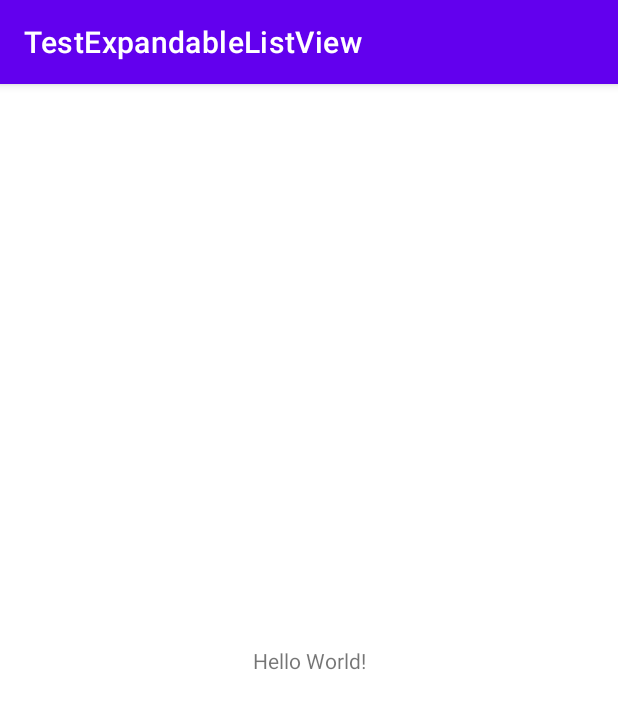
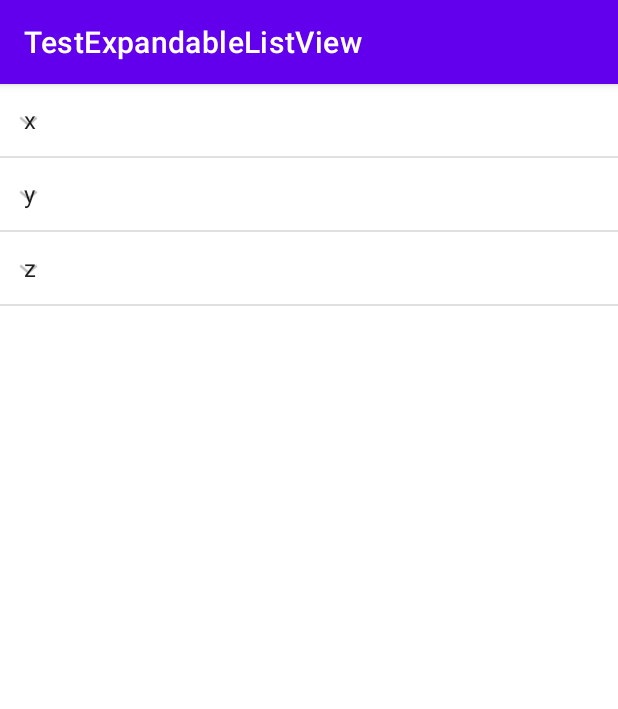
Before and after one commit to srisuk013/TestExpandableListView, an Android app: the screen it shows after launch (MainActivity), on a phone screen of 412 x 824 dp. Shown: the top 709 px of the screen. Run offline under Robolectric (Android 15) with nearby library versions, the phone set to English and light mode, and no system bars.

Commit message:
Initial commit

```diff
--- a/app/build.gradle
+++ b/app/build.gradle
@@ -1,6 +1,7 @@
 plugins {
     id 'com.android.application'
     id 'kotlin-android'
+    id 'kotlin-android-extensions'
 }
 
 android {
@@ -42,4 +43,6 @@ dependencies {
     testImplementation 'junit:junit:4.+'
     androidTestImplementation 'androidx.test.ext:junit:1.1.2'
     androidTestImplementation 'androidx.test.espresso:espresso-core:3.3.0'
+
+    implementation 'com.google.code.gson:gson:2.8.6'
 }
--- /dev/null
+++ b/app/src/main/java/com/srisuk/testexpandablelistview/FriendDetail.kt
@@ -0,0 +1,7 @@
+package com.srisuk.testexpandablelistview
+
+data class FriendDetail(
+    val friendGroupId: Int,
+    val friendDetailId: Int,
+    val friendDetailName: String,
+)
--- /dev/null
+++ b/app/src/main/java/com/srisuk/testexpandablelistview/FriendGroup.kt
@@ -0,0 +1,7 @@
+package com.srisuk.testexpandablelistview
+
+data class FriendGroup(
+    val friendGroupId: Int,
+    val friendGroupName: String,
+    val friendDetails: List<FriendDetail>,
+)
--- a/app/src/main/java/com/srisuk/testexpandablelistview/MainActivity.kt
+++ b/app/src/main/java/com/srisuk/testexpandablelistview/MainActivity.kt
@@ -2,10 +2,57 @@ package com.srisuk.testexpandablelistview
 
 import androidx.appcompat.app.AppCompatActivity
 import android.os.Bundle
+import android.util.Log
+import com.google.gson.Gson
+import kotlinx.android.synthetic.main.activity_main.*
 
 class MainActivity : AppCompatActivity() {
+
     override fun onCreate(savedInstanceState: Bundle?) {
         super.onCreate(savedInstanceState)
         setContentView(R.layout.activity_main)
+
+        val mainAdapter by lazy { MainList() }
+
+        val list = mutableListOf<FriendGroup>()
+        list.add(
+                FriendGroup(
+                        1,
+                        "x",
+                        listOf(
+                                FriendDetail(1, 1, "AAA"),
+                                FriendDetail(1, 2, "BBB"),
+                                FriendDetail(1, 3, "CCC"),
+                        )
+                )
+        )
+        list.add(
+                FriendGroup(
+                        2,
+                        "y",
+                        listOf(
+                                FriendDetail(2, 1, "DDD"),
+                                FriendDetail(2, 2, "EEE"),
+                        )
+                )
+        )
+        list.add(
+                FriendGroup(
+                        3,
+                        "z",
+                        listOf(
+                                FriendDetail(3, 1, "FFF"),
+                        )
+                )
+        )
+
+        val json = Gson().toJson(list)
+        Log.d("###", "onCreate: $json")
+
+        expandableListView.setAdapter(mainAdapter)
+
+        mainAdapter.setList(list)
+
     }
+
 }
--- /dev/null
+++ b/app/src/main/java/com/srisuk/testexpandablelistview/MainList.kt
@@ -0,0 +1,22 @@
+package com.srisuk.testexpandablelistview
+
+import android.view.View
+import android.widget.TextView
+
+class MainList : SimpleExpandableListView<FriendGroup, FriendDetail>() {
+
+    override fun getPropertyDetailList(item: FriendGroup): List<FriendDetail> = item.friendDetails
+
+    override fun onCreateViewHolderMain(): Int = android.R.layout.simple_list_item_1
+
+    override fun View.onBindViewHolderMain(item: FriendGroup) {
+        findViewById<TextView>(android.R.id.text1).text = item.friendGroupName
+    }
+
+    override fun onCreateViewHolderDetail(): Int = android.R.layout.simple_list_item_1
+
+    override fun View.onBindViewHolderDetail(item: FriendDetail) {
+        findViewById<TextView>(android.R.id.text1).text = item.friendDetailName
+    }
+
+}
--- /dev/null
+++ b/app/src/main/java/com/srisuk/testexpandablelistview/SimpleExpandableListView.kt
@@ -0,0 +1,79 @@
+package com.srisuk.testexpandablelistview
+
+import android.view.LayoutInflater
+import android.view.View
+import android.view.ViewGroup
+import android.widget.BaseExpandableListAdapter
+
+abstract class SimpleExpandableListView<MAIN, DETAIL> : BaseExpandableListAdapter() {
+
+    private var list = mutableListOf<MAIN>()
+
+    override fun getGroupCount(): Int {
+        return list.size
+    }
+
+    override fun getChildrenCount(i: Int): Int {
+        return getPropertyDetailList(list[i]).size
+    }
+
+    override fun getGroup(i: Int): MAIN {
+        return list[i]
+    }
+
+    override fun getChild(i: Int, i1: Int): DETAIL {
+        return getPropertyDetailList(list[i])[i1]
+    }
+
+    abstract fun getPropertyDetailList(item: MAIN): List<DETAIL>
+
+    override fun getGroupId(i: Int): Long {
+        return 0
+    }
+
+    override fun getChildId(i: Int, i1: Int): Long {
+        return 0
+    }
+
+    override fun hasStableIds(): Boolean {
+        return false
+    }
+
+    override fun getGroupView(i: Int, b: Boolean, view: View?, viewGroup: ViewGroup?): View {
+        val view = LayoutInflater.from(viewGroup?.context)
+            .inflate(onCreateViewHolderMain(), viewGroup, false)
+        view.onBindViewHolderMain(getGroup(i))
+        return view
+    }
+
+    abstract fun onCreateViewHolderMain(): Int
+
+    abstract fun View.onBindViewHolderMain(item: MAIN)
+
+    override fun getChildView(
+        i: Int,
+        i1: Int,
+        b: Boolean,
+        view: View?,
+        viewGroup: ViewGroup?
+    ): View {
+        val view = LayoutInflater.from(viewGroup?.context)
+            .inflate(onCreateViewHolderDetail(), viewGroup, false)
+        view.onBindViewHolderDetail(getChild(i, i1))
+        return view
+    }
+
+    abstract fun onCreateViewHolderDetail(): Int
+
+    abstract fun View.onBindViewHolderDetail(item: DETAIL)
+
+    override fun isChildSelectable(i: Int, i1: Int): Boolean {
+        return false
+    }
+
+    fun setList(list: MutableList<MAIN>) {
+        this.list = list
+        notifyDataSetChanged()
+    }
+
+}
--- a/app/src/main/res/layout/activity_main.xml
+++ b/app/src/main/res/layout/activity_main.xml
@@ -1,18 +1,13 @@
 <?xml version="1.0" encoding="utf-8"?>
 <androidx.constraintlayout.widget.ConstraintLayout xmlns:android="http://schemas.android.com/apk/res/android"
-    xmlns:app="http://schemas.android.com/apk/res-auto"
     xmlns:tools="http://schemas.android.com/tools"
     android:layout_width="match_parent"
     android:layout_height="match_parent"
     tools:context=".MainActivity">
 
-    <TextView
-        android:layout_width="wrap_content"
-        android:layout_height="wrap_content"
-        android:text="Hello World!"
-        app:layout_constraintBottom_toBottomOf="parent"
-        app:layout_constraintLeft_toLeftOf="parent"
-        app:layout_constraintRight_toRightOf="parent"
-        app:layout_constraintTop_toTopOf="parent" />
+    <ExpandableListView
+        android:id="@+id/expandableListView"
+        android:layout_width="match_parent"
+        android:layout_height="match_parent" />
 
 </androidx.constraintlayout.widget.ConstraintLayout>
```
